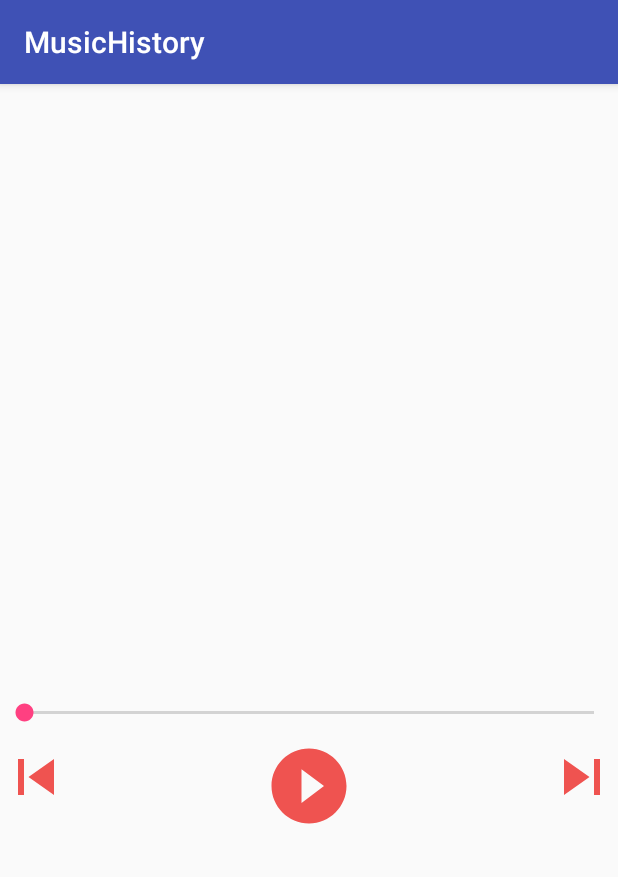
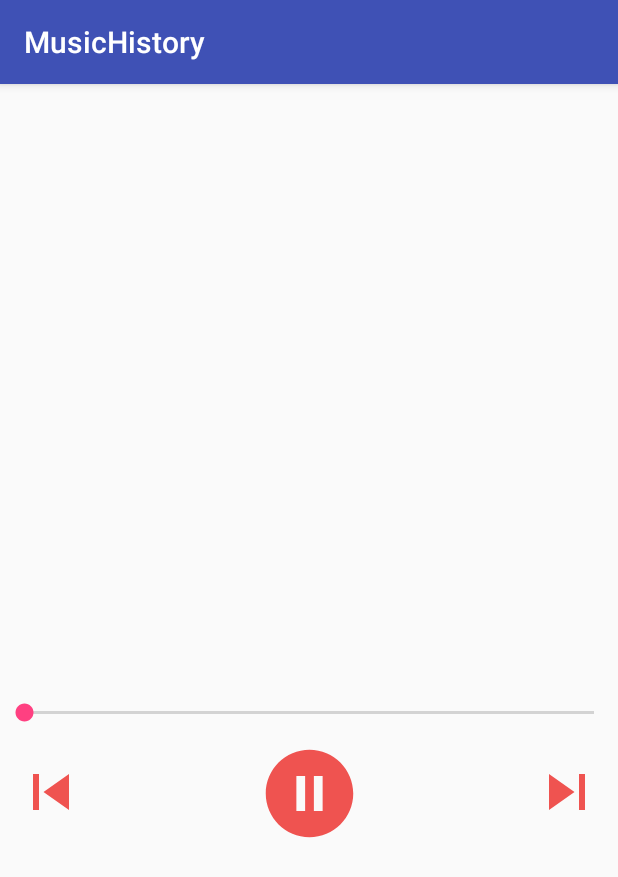
Before and after one commit to akash-bisariya/Music-History, an Android app: the MusicActivity screen opened directly, with no data from a screen before it, after a tap on an icon or button, on a phone screen of 412 x 824 dp. Shown: the top 877 px of the screen. Run offline under Robolectric (Android 15) with nearby library versions, the phone set to English and light mode, and no system bars.

Commit message:
play/pause music

```diff
--- a/app/src/main/AndroidManifest.xml
+++ b/app/src/main/AndroidManifest.xml
@@ -20,6 +20,7 @@
         </activity>
         <!--<activity android:name=".MusicActivity.MusicActivity" />-->
         <activity android:name=".MusicActivity.MusicActivity" />
+        <service android:name=".MusicActivity.MusicService" />
     </application>
 
 </manifest>
--- a/app/src/main/java/app/android/com/musichistory/MusicActivity/MusicActivity.kt
+++ b/app/src/main/java/app/android/com/musichistory/MusicActivity/MusicActivity.kt
@@ -1,21 +1,12 @@
 package app.android.com.musichistory.MusicActivity
 
-import android.content.res.ColorStateList
 import android.os.Bundle
 import android.support.v7.app.AppCompatActivity
 import app.android.com.musichistory.R
 import com.bumptech.glide.Glide
 import com.bumptech.glide.request.RequestOptions
 import kotlinx.android.synthetic.main.activity_music.*
-import kotlinx.android.synthetic.main.activity_music.*
-import android.graphics.BitmapFactory
-import android.support.v7.graphics.Palette
-import android.provider.MediaStore
-import android.graphics.Bitmap
-import android.graphics.Color
-import android.graphics.drawable.GradientDrawable
 import android.media.MediaPlayer
-import android.net.Uri
 import android.view.View
 import android.widget.Toast
 
@@ -25,33 +16,48 @@ import android.widget.Toast
  * on 22/2/18.
  */
 class MusicActivity : AppCompatActivity(),MusicView, View.OnClickListener,MediaPlayer.OnErrorListener {
+    var mediaPlayerPause =false
     override fun onError(p0: MediaPlayer?, p1: Int, p2: Int): Boolean {
         Toast.makeText(this,""+p1+" "+p2,Toast.LENGTH_SHORT).show()
         return true
     }
 
+
+
+
     private val mediaPlayer = MediaPlayer()
-    override fun onClick(p0: View?) {
-        if (p0 != null) {
-            when(p0.id) {
+    override fun onClick(view: View?) {
+        if (view != null) {
+            when(view.id) {
                 R.id.iv_play_pause->
                 {
                     if(!mediaPlayer.isPlaying) {
-                        mediaPlayer.setDataSource(intent.getStringExtra("songData"))
-                        mediaPlayer.prepareAsync()
-                        mediaPlayer.setOnErrorListener(this)
-                        mediaPlayer.setOnPreparedListener {
-                            if (!mediaPlayer.isPlaying) {
-                                mediaPlayer.start()
-                            } else
-                                mediaPlayer.reset()
+                        if(mediaPlayerPause)
+                        {
+                            mediaPlayer.start()
+
                         }
+                        else {
+                            mediaPlayer.setDataSource(intent.getStringExtra("songData"))
+                            mediaPlayer.prepareAsync()
+                            mediaPlayer.setOnErrorListener(this)
+                            mediaPlayer.setOnPreparedListener {
+                                it.start()
+                            }
+                        }
+                        iv_play_pause.setImageResource(R.drawable.ic_pause_circle_filled_red_400_48dp)
                     }
                     else
                     {
-                        mediaPlayer.reset()
-                        mediaPlayer.setDataSource(intent.getStringExtra("songData"))
-                        mediaPlayer.prepare()
+                        mediaPlayer.pause()
+                        mediaPlayerPause=true
+                        iv_play_pause.setImageResource(R.drawable.ic_play_circle_filled_red_400_48dp)
+
+
+
+//                        mediaPlayer.reset()
+//                        mediaPlayer.setDataSource(intent.getStringExtra("songData"))
+//                        mediaPlayer.prepare()
                     }
 
                 }
@@ -61,6 +67,9 @@ class MusicActivity : AppCompatActivity(),MusicView, View.OnClickListener,MediaP
                     mediaPlayer.reset()
                     mediaPlayer.release()
                 }
+
+
+
             }
 
 
@@ -102,6 +111,11 @@ class MusicActivity : AppCompatActivity(),MusicView, View.OnClickListener,MediaP
 
             iv_play_pause.setOnClickListener(this)
             iv_next.setOnClickListener(this)
+
+
+
+
+
 
 
 
--- a/app/src/main/res/layout/activity_music.xml
+++ b/app/src/main/res/layout/activity_music.xml
@@ -3,6 +3,7 @@
     xmlns:tools="http://schemas.android.com/tools"
     android:layout_width="match_parent"
     android:layout_height="match_parent"
+    android:id="@+id/music_constraint_layout"
     xmlns:app="http://schemas.android.com/apk/res-auto">
 
     <ImageView
@@ -46,7 +47,7 @@
         android:id="@+id/iv_previous"
         android:padding="@dimen/dimen_10dp"
         app:layout_constraintTop_toBottomOf="@id/seek_bar"
-        android:background="@drawable/ic_skip_previous_red_400_48dp"/>
+        android:src="@drawable/ic_skip_previous_red_400_48dp"/>
 
     <ImageView
         android:layout_width="wrap_content"
@@ -55,17 +56,27 @@
         android:padding="@dimen/dimen_10dp"
         app:layout_constraintTop_toBottomOf="@id/seek_bar"
         app:layout_constraintEnd_toEndOf="parent"
-        android:background="@drawable/ic_skip_next_red_400_48dp"/>
+        android:src="@drawable/ic_skip_next_red_400_48dp"/>
+
+    <!--<ImageView-->
+        <!--android:layout_width="wrap_content"-->
+        <!--android:layout_height="wrap_content"-->
+        <!--android:id="@+id/iv_play_pause"-->
+        <!--android:padding="@dimen/dimen_10dp"-->
+        <!--app:layout_constraintRight_toLeftOf="@id/iv_next"-->
+        <!--app:layout_constraintLeft_toRightOf="@id/iv_previous"-->
+        <!--android:background="@drawable/ic_play_circle_filled_red_400_48dp"-->
+        <!--app:layout_constraintTop_toBottomOf="@id/seek_bar"/>-->
 
     <ImageView
-        android:layout_width="60dp"
-        android:layout_height="60dp"
+        android:layout_width="70dp"
+        android:layout_height="70dp"
         android:id="@+id/iv_play_pause"
-        android:padding="@dimen/dimen_10dp"
+
         app:layout_constraintRight_toLeftOf="@id/iv_next"
+        app:layout_constraintTop_toBottomOf="@id/seek_bar"
         app:layout_constraintLeft_toRightOf="@id/iv_previous"
-        android:background="@drawable/ic_play_circle_filled_red_400_48dp"
-        app:layout_constraintTop_toBottomOf="@id/seek_bar"/>
+        android:src="@drawable/ic_play_circle_filled_red_400_48dp"/>
 
     <android.support.v7.widget.AppCompatSeekBar
         android:layout_width="match_parent"
```
Also changed, not shown: app/src/main/java/app/android/com/musichistory/MusicActivity/MusicService.kt (added, +15 -0 lines), app/src/main/java/app/android/com/musichistory/MusicPlayer.kt (added, +25 -0 lines), app/src/main/java/app/android/com/musichistory/MusicRecyclerAdapter.kt (+13 -18 lines).
